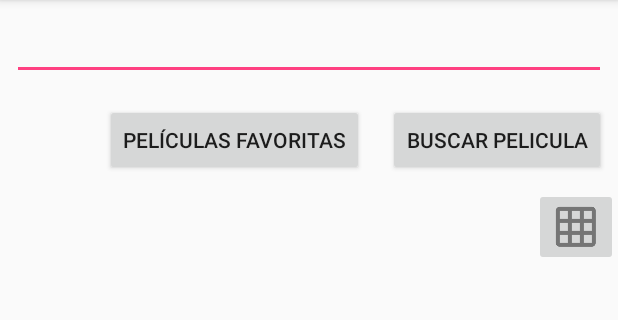
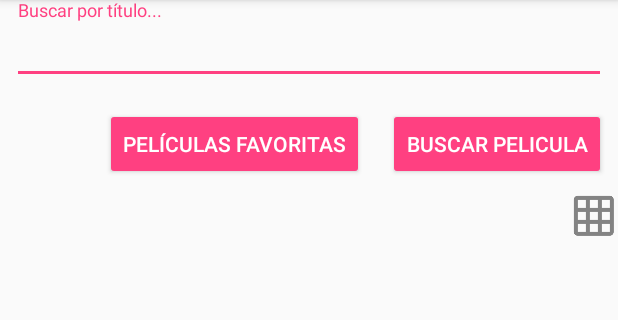
Before and after one commit to UTN-FRBA-Mobile/Clases-2018c2, an Android app: the MainActivity screen opened directly, with no data from a screen before it, on a phone screen of 412 x 824 dp, the part 84-404 px from its top. Run offline under Robolectric (Android 15) with nearby library versions, the phone set to English and light mode, and no system bars; our stand-ins replace Room's generated code.

Commit message:
Clase 5: - Incluí algunos elementos de com.android.support:design

```diff
--- a/app/build.gradle
+++ b/app/build.gradle
@@ -40,6 +40,8 @@ dependencies {
     implementation 'com.squareup.okhttp3:logging-interceptor:3.9.0'
     implementation 'com.squareup.retrofit2:converter-gson:2.4.0'
 
+    api 'com.android.support:design:27.1.1'
+
     implementation "android.arch.persistence.room:runtime:1.1.1"
     kapt "android.arch.persistence.room:compiler:1.1.1"
 }
--- a/app/src/main/java/ar/edu/utn/frba/dadm/clases2018c2/clases_2018c2/MainActivity.kt
+++ b/app/src/main/java/ar/edu/utn/frba/dadm/clases2018c2/clases_2018c2/MainActivity.kt
@@ -52,10 +52,6 @@ class MainActivity : AppCompatActivity(), SearchedMoviesAdapter.IListener {
     }
 
     private fun SetUpUIElements() {
-        recyclerView.layoutManager = if (searchLayoutType == MovieAdapter.Layout_grid) GridLayoutManager(this@MainActivity, 3) else LinearLayoutManager(this@MainActivity)
-
-        searchRecyclerView.layoutManager = LinearLayoutManager(this)
-
         titleInput.addTextChangedListener(object : TextWatcher {
             override fun afterTextChanged(s: Editable) {}
 
@@ -131,6 +127,7 @@ class MainActivity : AppCompatActivity(), SearchedMoviesAdapter.IListener {
 
                 setLoading(false)
 
+                recyclerView.layoutManager = if (searchLayoutType == MovieAdapter.Layout_grid) GridLayoutManager(this@MainActivity, 3) else LinearLayoutManager(this@MainActivity)
                 adapter = MovieAdapter(this@MainActivity, movies, searchLayoutType, false)
                 recyclerView.adapter = adapter
             }
@@ -174,6 +171,7 @@ class MainActivity : AppCompatActivity(), SearchedMoviesAdapter.IListener {
                     return
                 }
 
+                searchRecyclerView.layoutManager = LinearLayoutManager(this@MainActivity)
                 searchedMoviesAdapter = SearchedMoviesAdapter(this@MainActivity, searchedMovies)
                 searchRecyclerView.adapter = searchedMoviesAdapter
                 searchRecyclerView.visibility = View.VISIBLE
--- a/app/src/main/res/layout/activity_main.xml
+++ b/app/src/main/res/layout/activity_main.xml
@@ -11,11 +11,18 @@
         android:orientation="vertical"
         android:gravity="top|center_horizontal">
 
-        <EditText android:id="@+id/titleInput"
+        <android.support.design.widget.TextInputLayout
             android:layout_width="match_parent"
             android:layout_height="wrap_content"
-            android:layout_margin="8dp"
-            android:inputType="text" />
+            android:hint="Buscar por título...">
+
+            <android.support.design.widget.TextInputEditText
+                android:id="@+id/titleInput"
+                android:layout_width="match_parent"
+                android:layout_margin="8dp"
+                android:inputType="text"
+                android:layout_height="wrap_content" />
+        </android.support.design.widget.TextInputLayout>
         <LinearLayout
             android:layout_width="match_parent"
             android:layout_height="wrap_content"
@@ -29,16 +36,18 @@
                 android:layout_width="wrap_content"
                 android:layout_height="wrap_content"
                 android:layout_margin="8dp"
+                style="@style/Widget.AppCompat.Button.Colored"
                 android:text="@string/favMovies"/>
 
             <Button android:id="@+id/findButton"
                 android:layout_width="wrap_content"
                 android:layout_height="wrap_content"
                 android:layout_margin="8dp"
+                style="@style/Widget.AppCompat.Button.Colored"
                 android:text="@string/findMovie"/>
         </LinearLayout>
 
-        <android.support.v7.widget.AppCompatImageButton
+        <ImageView
             android:layout_width="wrap_content"
             android:layout_height="wrap_content"
             android:visibility="gone"
@@ -46,7 +55,7 @@
             android:src="@drawable/ic_list_view"
             android:id="@+id/listView"/>
 
-        <android.support.v7.widget.AppCompatImageButton
+        <ImageView
             android:layout_width="wrap_content"
             android:layout_height="wrap_content"
             android:layout_gravity="end"
```
Also changed, not shown: app/src/main/res/layout/activity_splash.xml (+12 -8 lines).
